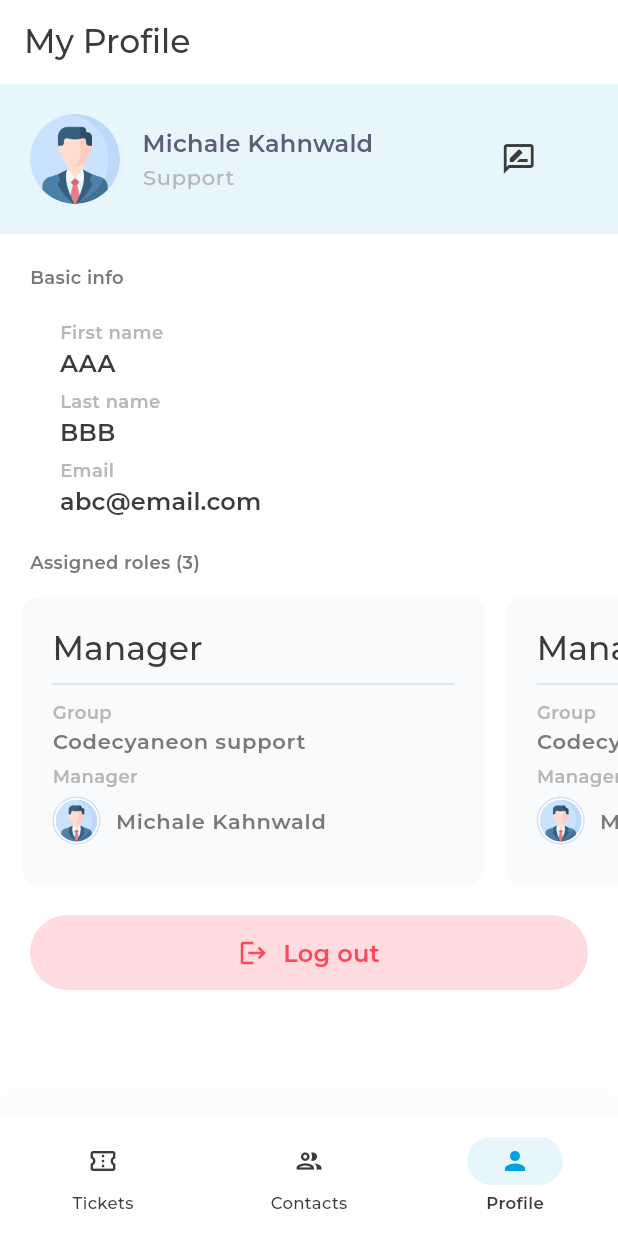
After one commit to Neloy-SWE/gsl-task, a Flutter app: the screen it shows after launch, item 3 of the bottom bar chosen, on a phone screen of 412 x 824 dp. The commit adds this screen. Run offline on Flutter 3.47's test engine with Material 3 defaults, Android fonts, the phone set to English and light mode, and no system bars; our stand-ins replace flutter_riverpod.

Commit message:
profile screen and relevant changes done

```diff
--- a/lib/utilities/app_text.dart
+++ b/lib/utilities/app_text.dart
@@ -11,6 +11,7 @@ class AppText {
   static const String contacts = "Contacts";
   static const String profile = "Profile";
   static const String gainSolutions = "Gain Solutions";
+  static const String myProfile = "My Profile";
   static const String statusNew = "New";
 
   static const String id = "#ID ";
@@ -24,4 +25,13 @@ class AppText {
   static const String edit = "Edit";
   static const String delete = "Delete";
   static const String viewTickets = "View tickets";
+  static const String support = "Support";
+  static const String basicInfo = "Basic info";
+  static const String firstName = "First name";
+  static const String lastName = "Last name";
+  static const String email = "Email";
+  static const String assignedRoles = "Assigned roles ";
+  static const String group = "Group";
+  static const String manager = "Manager";
+  static const String logout = "Log out";
 }
--- a/lib/views/custom_widgets/custom_appbar.dart
+++ b/lib/views/custom_widgets/custom_appbar.dart
@@ -61,6 +61,8 @@ class CustomAppbar {
   }
 
   static profile() {
-    return AppBar();
+    return AppBar(
+      title: Text(AppText.myProfile),
+    );
   }
 }
--- a/lib/views/screens/screen_home.dart
+++ b/lib/views/screens/screen_home.dart
@@ -8,6 +8,7 @@ import 'package:gsl_task/utilities/app_color.dart';
 import 'package:gsl_task/utilities/app_text.dart';
 import 'package:gsl_task/views/custom_widgets/custom_appbar.dart';
 import 'package:gsl_task/views/screens/screen_contact.dart';
+import 'package:gsl_task/views/screens/screen_profile.dart';
 import 'package:gsl_task/views/screens/screen_ticket.dart';
 
 class HomeScreen extends StatefulWidget {
@@ -20,7 +21,7 @@ class HomeScreen extends StatefulWidget {
 class _HomeScreenState extends State<HomeScreen> {
   int currentPageIndex = 0;
 
-  final List<Widget> _pages = [TicketScreen(), ContactScreen()];
+  final List<Widget> _pages = [TicketScreen(), ContactScreen(),ProfileScreen()];
 
   PreferredSizeWidget _getAppBar() {
     switch (currentPageIndex) {
@@ -45,7 +46,8 @@ class _HomeScreenState extends State<HomeScreen> {
             currentPageIndex = index;
           });
         },
-
+        elevation: 100,
+        shadowColor: Colors.black,
         selectedIndex: currentPageIndex,
         destinations: [
           NavigationDestination(
--- /dev/null
+++ b/lib/views/screens/screen_profile.dart
@@ -0,0 +1,320 @@
+/*
+* Created by Neloy on 21 March, 2025.
+* Email: taufiqneloy.swe@gmail.com
+*/
+
+import 'package:flutter/material.dart';
+import 'package:gsl_task/utilities/app_color.dart';
+import 'package:gsl_task/utilities/app_font.dart';
+import 'package:gsl_task/utilities/app_image.dart';
+import 'package:gsl_task/utilities/app_size.dart';
+import 'package:gsl_task/utilities/app_text.dart';
+
+class ProfileScreen extends StatefulWidget {
+  const ProfileScreen({super.key});
+
+  @override
+  State<ProfileScreen> createState() => _ProfileScreenState();
+}
+
+class _ProfileScreenState extends State<ProfileScreen> {
+  @override
+  Widget build(BuildContext context) {
+    return ListView(
+      children: [
+        // introduction:
+        Container(
+          padding: EdgeInsets.only(top: 20, bottom: 20, left: 20, right: 30),
+          color: AppColor.colorBottomNavBarItemBackground,
+          child: Row(
+            crossAxisAlignment: CrossAxisAlignment.center,
+            mainAxisAlignment: MainAxisAlignment.spaceBetween,
+            children: [
+              Expanded(
+                flex: 4,
+                child: Row(
+                  crossAxisAlignment: CrossAxisAlignment.center,
+                  children: [
+                    // profile image:
+                    Container(
+                      height: 60,
+                      width: 60,
+                      decoration: BoxDecoration(
+                        shape: BoxShape.circle,
+                        image: DecorationImage(
+                          image: AssetImage(AppImage.profile),
+                          fit: BoxFit.fill,
+                        ),
+                      ),
+                    ),
+                    AppSize.gapW15,
+
+                    // name
+                    Flexible(
+                      child: Column(
+                        crossAxisAlignment: CrossAxisAlignment.start,
+                        children: [
+                          Text(
+                            "Michale Kahnwald",
+                            maxLines: 1,
+                            overflow: TextOverflow.ellipsis,
+                            style: Theme
+                                .of(context)
+                                .textTheme
+                                .titleMedium!
+                                .copyWith(color: AppColor.colorTextCheckbox),
+                          ),
+                          Text(
+                            AppText.support,
+                            style: Theme
+                                .of(context)
+                                .textTheme
+                                .bodyLarge!
+                                .copyWith(color: AppColor.colorTextTicketID),
+                          ),
+                        ],
+                      ),
+                    ),
+                  ],
+                ),
+              ),
+              Expanded(
+                flex: 1,
+                child: Icon(
+                  Icons.rate_review_outlined,
+                  size: 24,
+                  color: AppColor.colorTextTitle,
+                ),
+              ),
+            ],
+          ),
+        ),
+
+        // basic info:
+        Container(
+          padding: AppSize.paddingAll20,
+          child: Column(
+            crossAxisAlignment: CrossAxisAlignment.start,
+            children: [
+              Text(
+                AppText.basicInfo,
+                style: Theme
+                    .of(context)
+                    .textTheme
+                    .bodyMedium,
+              ),
+              Container(
+                padding: EdgeInsets.only(left: 20, top: 20, right: 10),
+                child: Column(
+                  crossAxisAlignment: CrossAxisAlignment.start,
+                  children: [
+                    _basicInfo(title: AppText.firstName, value: "AAA"),
+                    AppSize.gapH05,
+                    _basicInfo(title: AppText.lastName, value: "BBB"),
+                    AppSize.gapH05,
+                    _basicInfo(title: AppText.email, value: "abc@email.com"),
+                  ],
+                ),
+              ),
+            ],
+          ),
+        ),
+
+
+        // assign role:
+        Padding(
+          padding: const EdgeInsets.only(left: 20, bottom: 15),
+          child: Text(
+            "${AppText.assignedRoles}(3)",
+            style: Theme
+                .of(context)
+                .textTheme
+                .bodyMedium,
+          ),
+        ),
+        SizedBox(
+          height: 192,
+          child: ListView.builder(
+            physics: BouncingScrollPhysics(),
+            shrinkWrap: true,
+            scrollDirection: Axis.horizontal,
+            itemCount: 5,
+            itemBuilder: (context, index) {
+              return Row(
+                children: [
+                  AppSize.gapW15,
+                  Container(
+                    padding: AppSize.paddingAll20,
+                    decoration: BoxDecoration(
+                      color: AppColor.colorCardBackground,
+                      borderRadius: BorderRadius.circular(10),
+                    ),
+                    child: Column(
+                      crossAxisAlignment: CrossAxisAlignment.start,
+                      children: [
+                        Text(
+                          "Manager",
+                          maxLines: 1,
+                          overflow: TextOverflow.ellipsis,
+                          style: Theme
+                              .of(context)
+                              .textTheme
+                              .titleLarge,
+                        ),
+
+                        SizedBox(
+                          width: MediaQuery
+                              .of(context)
+                              .size
+                              .width * 0.65,
+                          child: Divider(
+                            color: AppColor.colorBorder,
+                            height: 20,
+                          ),
+                        ),
+
+                        Text(
+                          AppText.group,
+                          style: Theme
+                              .of(context)
+                              .textTheme
+                              .bodyMedium!
+                              .copyWith(color: AppColor.colorTextTicketID),
+                        ),
+                        Text(
+                          "Codecyaneon support",
+                          maxLines: 1,
+                          overflow: TextOverflow.ellipsis,
+                          style: Theme
+                              .of(context)
+                              .textTheme
+                              .bodyLarge!
+                              .copyWith(fontFamily: AppFont.font600,),
+                        ),
+                        AppSize.gapH05,
+
+                        Text(
+                          AppText.manager,
+                          style: Theme
+                              .of(context)
+                              .textTheme
+                              .bodyMedium!
+                              .copyWith(color: AppColor.colorTextTicketID),
+                        ),
+                        AppSize.gapH05,
+                        Row(
+                          crossAxisAlignment: CrossAxisAlignment.center,
+                          children: [
+                            // profile image:
+                            Container(
+                              height: 32,
+                              width: 32,
+                              alignment: Alignment.center,
+                              decoration: BoxDecoration(
+                                shape: BoxShape.circle,
+                                color: Colors.white,
+                                border: Border.all(
+                                  color: AppColor.colorBorder,
+                                  width: 1,
+                                ),
+                              ),
+                              child: Container(
+                                height: 28,
+                                width: 28,
+                                decoration: BoxDecoration(
+                                  shape: BoxShape.circle,
+                                  image: DecorationImage(
+                                    image: AssetImage(AppImage.profile),
+                                    fit: BoxFit.fill,
+                                  ),
+                                ),
+                              ),
+                            ),
+                            AppSize.gapW10,
+
+                            // name
+                            Text(
+                              "Michale Kahnwald",
+                              maxLines: 1,
+                              overflow: TextOverflow.ellipsis,
+                              style: Theme
+                                  .of(context)
+                                  .textTheme
+                                  .bodyLarge!
+                                  .copyWith(fontFamily: AppFont.font600),
+                            ),
+                          ],
+                        ),
+
+                      ],
+                    ),
+                  ),
+                ],
+              );
+            },
+          ),
+        ),
+        AppSize.gapH20,
+
+        // logout button
+        Padding(
+          padding: const EdgeInsets.symmetric(horizontal: 20),
+          child: MaterialButton(
+            onPressed: () {},
+            elevation: 0,
+            height: 50,
+            color: AppColor.colorStatusOverdueBackground,
+            shape: RoundedRectangleBorder(
+              borderRadius: BorderRadius.circular(
+                41,
+              ),
+            ),
+            child: Row(
+              mainAxisAlignment: MainAxisAlignment.center,
+              crossAxisAlignment: CrossAxisAlignment.center,
+              children: [
+                Icon(
+                  Icons.logout,
+                  color: AppColor.colorNotification,
+                  size: 20,
+                ),
+                AppSize.gapW10,
+                Text(
+                  AppText.logout,
+                  style: Theme.of(context).textTheme.titleMedium!.copyWith(color: AppColor.colorNotification),
+                ),
+              ],
+            ),
+          ),
+        )
+      ],
+    );
+  }
+
+  Widget _basicInfo({required String title, required String value}) {
+    return Column(
+      crossAxisAlignment: CrossAxisAlignment.start,
+      children: [
+        Text(
+          title,
+          style: Theme
+              .of(
+            context,
+          )
+              .textTheme
+              .bodyMedium!
+              .copyWith(color: AppColor.colorTextTicketID),
+        ),
+        Text(
+          value,
+          maxLines: 1,
+          overflow: TextOverflow.ellipsis,
+          style: Theme
+              .of(context)
+              .textTheme
+              .titleMedium,
+        ),
+      ],
+    );
+  }
+}
```
